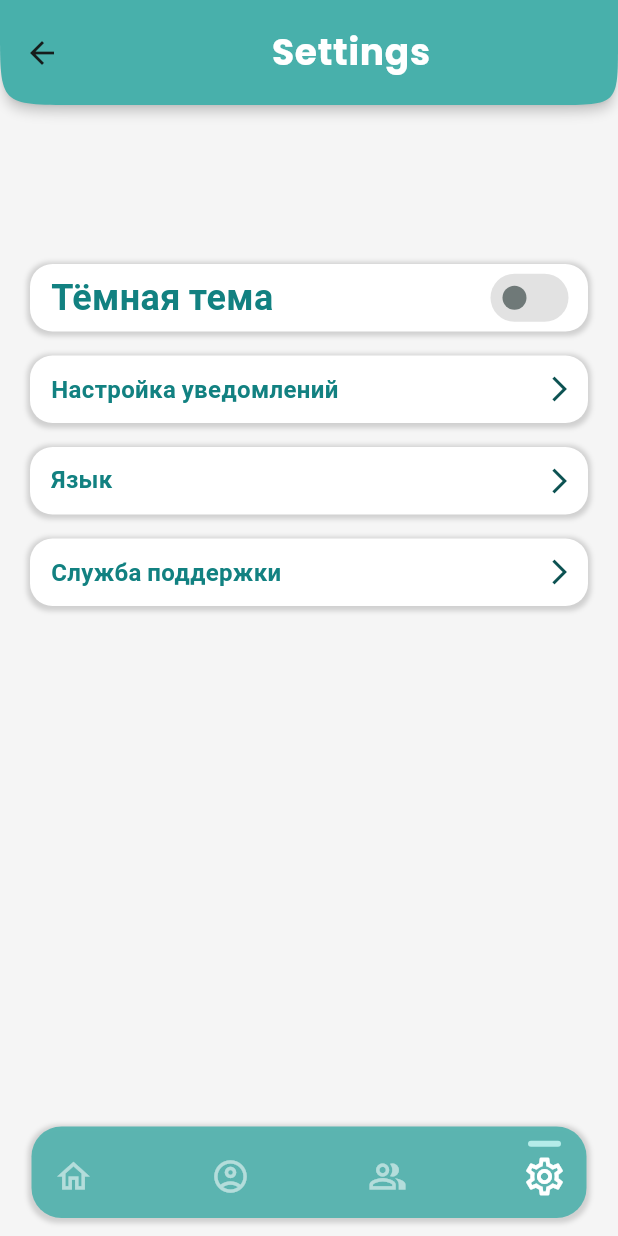
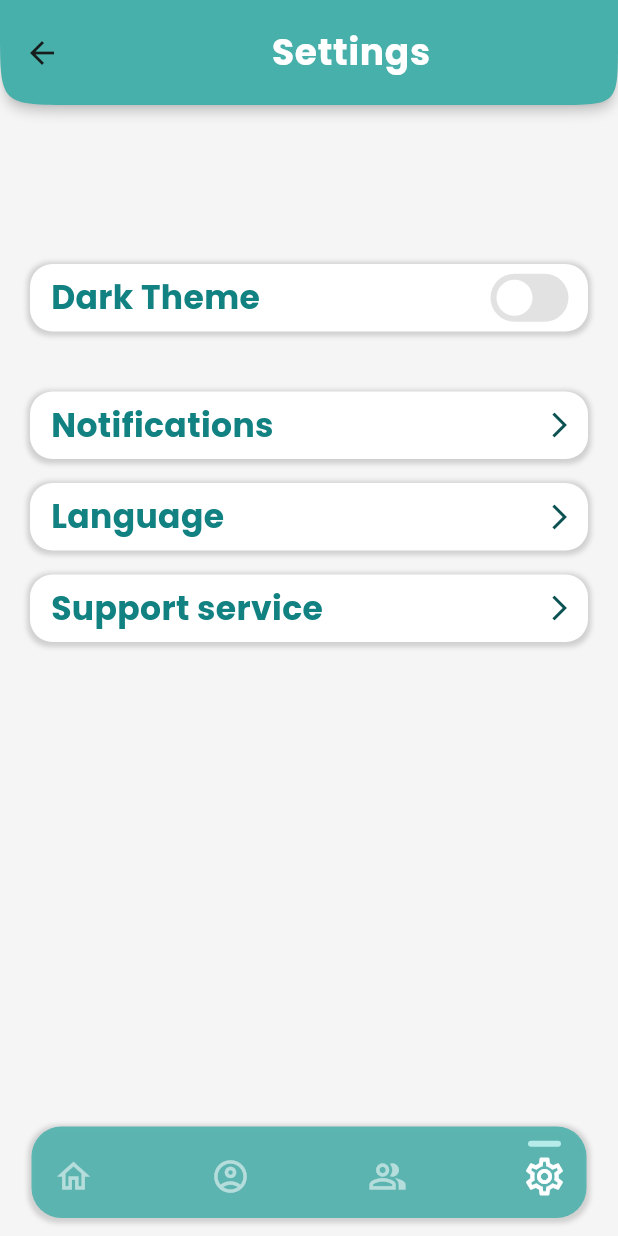
Before and after one commit to Danila-Skiba/SkillChallenger, a Flutter app: the SettingsScreen screen opened by its route, on a phone screen of 412 x 824 dp. Run offline on Flutter 3.47's test engine with Material 3 defaults, Android fonts, the phone set to English and light mode, and no system bars; our stand-ins replace auto_route.

Commit message:
fix: adjust switch button visual appearance

```diff
--- a/skillchallenger/lib/features/settings_page/settings_screen.dart
+++ b/skillchallenger/lib/features/settings_page/settings_screen.dart
@@ -60,7 +60,7 @@ class _SettingsScreenState extends State<SettingsScreen> {
                 children: [
                   const SizedBox(height: 106),
                   SettingsSwitchButton(
-                    title: 'Тёмная тема',
+                    title: 'Dark Theme',
                     value: isDarkMode,
                     onChanged: (value) {
                       setState(() {
@@ -68,23 +68,23 @@ class _SettingsScreenState extends State<SettingsScreen> {
                       });
                     },
                   ),
-                  const SizedBox(height: 16),
+                  const SizedBox(height: 40),
                   SettingsArrowButton(
-                    title: 'Настройка уведомлений',
+                    title: 'Notifications',
                     onTap: () {
                       // Здесь будет навигация к настройкам уведомлений
                     },
                   ),
                   const SizedBox(height: 16),
                   SettingsArrowButton(
-                    title: 'Язык',
+                    title: 'Language',
                     onTap: () {
                       // Здесь будет навигация к настройкам языка
                     },
                   ),
                   const SizedBox(height: 16),
                   SettingsArrowButton(
-                    title: 'Служба поддержки',
+                    title: 'Support service',
                     onTap: () {
                       // Здесь будет навигация к службе поддержки
                     },
--- a/skillchallenger/lib/features/settings_page/widgets/settings_arrow_button.dart
+++ b/skillchallenger/lib/features/settings_page/widgets/settings_arrow_button.dart
@@ -16,7 +16,7 @@ class SettingsArrowButton extends StatelessWidget {
     return SettingsButton(
       title: title,
       onTap: onTap,
-      fontSize: 16,
+      fontSize: 22,
       trailing: const Icon(
         Icons.arrow_forward_ios,
         color: Color.fromARGB(255, 12, 82, 82),
--- a/skillchallenger/lib/features/settings_page/widgets/settings_button.dart
+++ b/skillchallenger/lib/features/settings_page/widgets/settings_button.dart
@@ -12,7 +12,7 @@ class SettingsButton extends StatelessWidget {
     required this.title,
     this.trailing,
     this.onTap,
-    this.fontSize = 24,
+    this.fontSize = 22,
   });
 
   @override
--- a/skillchallenger/lib/features/settings_page/widgets/settings_switch_button.dart
+++ b/skillchallenger/lib/features/settings_page/widgets/settings_switch_button.dart
@@ -19,14 +19,19 @@ class SettingsSwitchButton extends StatelessWidget {
     return SettingsButton(
       title: title,
       trailing: AnimatedSwitcher(
+
         duration: const Duration(milliseconds: 300),
         child: Switch(
           key: ValueKey<bool>(value),
           value: value,
-          activeColor: primaryColor,
-          inactiveTrackColor: Colors.grey.withOpacity(0.3),
-          activeTrackColor: primaryColor.withOpacity(0.3),
-          trackOutlineColor: MaterialStateProperty.all(Colors.transparent), // Убираем контур
+          thumbIcon: MaterialStateProperty.resolveWith((states) {
+            // Возвращаем пустую иконку фиксированного размера
+            return Icon(Icons.circle, color: Colors.transparent, size: 16);
+          }),
+          inactiveThumbColor: Colors.white,
+          inactiveTrackColor: Colors.grey.withValues(alpha: 0.3),
+          activeTrackColor: Colors.grey.withValues(alpha: 0.3),
+          trackOutlineColor: MaterialStateProperty.all(Colors.transparent),
           onChanged: onChanged,
         ),
       ),
--- a/skillchallenger/lib/main.dart
+++ b/skillchallenger/lib/main.dart
@@ -1,4 +1,5 @@
 import 'package:flutter/material.dart';
+import 'package:skillchallenger/features/settings_page/settings_screen.dart';
 import 'package:skillchallenger/router/router.dart';
 
 import 'package:skillchallenger/ui/theme/theme.dart';
```
